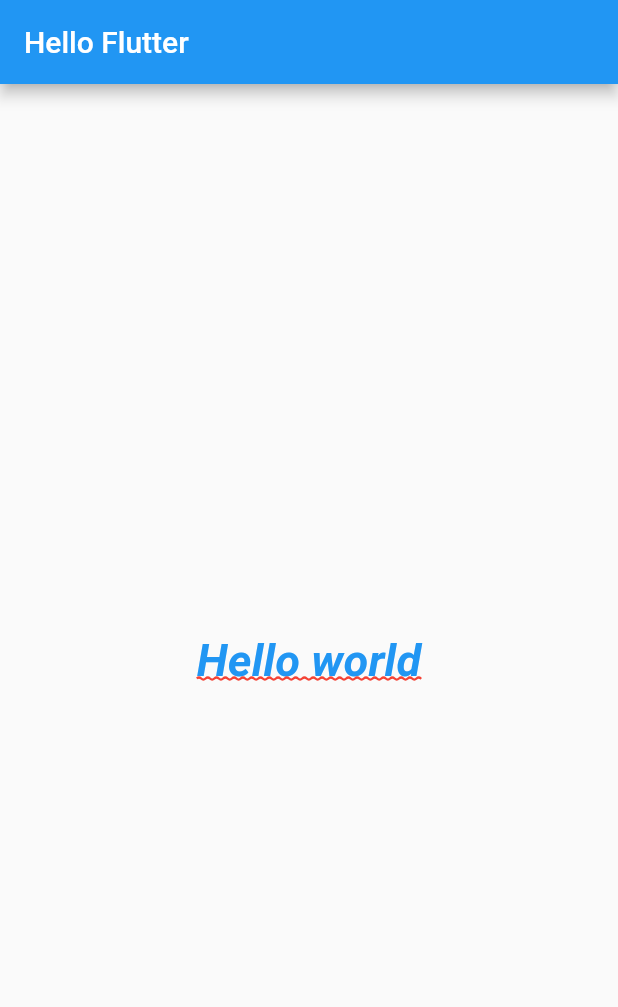
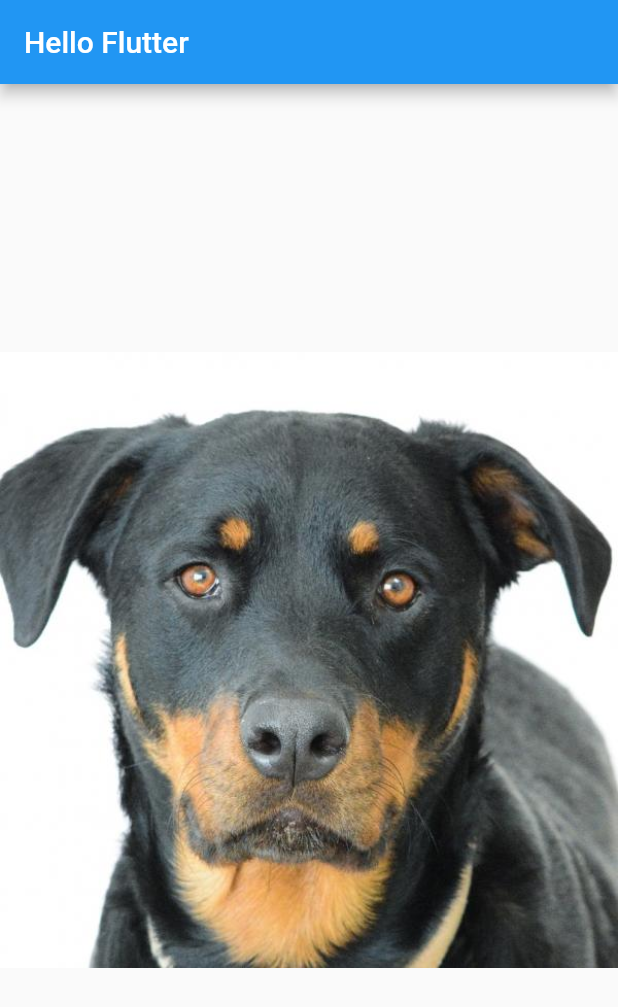
Before and after one commit to FrancaTM/flutter-hello, a Flutter app: the screen it shows after launch, on a phone screen of 412 x 824 dp. Shown: the top 1007 px of the screen. Run offline on Flutter 3.47's test engine with Material 2 defaults, Android fonts, the phone set to English and light mode, and no system bars.

```diff
--- a/lib/home_page.dart
+++ b/lib/home_page.dart
@@ -14,7 +14,8 @@ class HomePage extends StatelessWidget {
   Container _buildBody() {
     return Container(
       child: Center(
-        child: _buildText(),
+//        child: SizedBox.expand(child: _buildImage()),
+        child: _buildImage(),
       ),
     );
   }
@@ -33,4 +34,11 @@ class HomePage extends StatelessWidget {
       ),
     );
   }
+
+  Image _buildImage() {
+    return Image.asset(
+      'assets/images/dog4.png',
+      fit: BoxFit.cover,
+    );
   }
+}
--- a/pubspec.yaml
+++ b/pubspec.yaml
@@ -18,3 +18,6 @@ dev_dependencies:
 
 flutter:
   uses-material-design: true
+
+  assets:
+    - assets/images/
```
Also changed, not shown: assets/images/dog1.png (added), assets/images/dog2.png (added), assets/images/dog3.png (added), assets/images/dog4.png (added), assets/images/dog5.png (added). Lines whose indentation alone changed are shown as unchanged.
